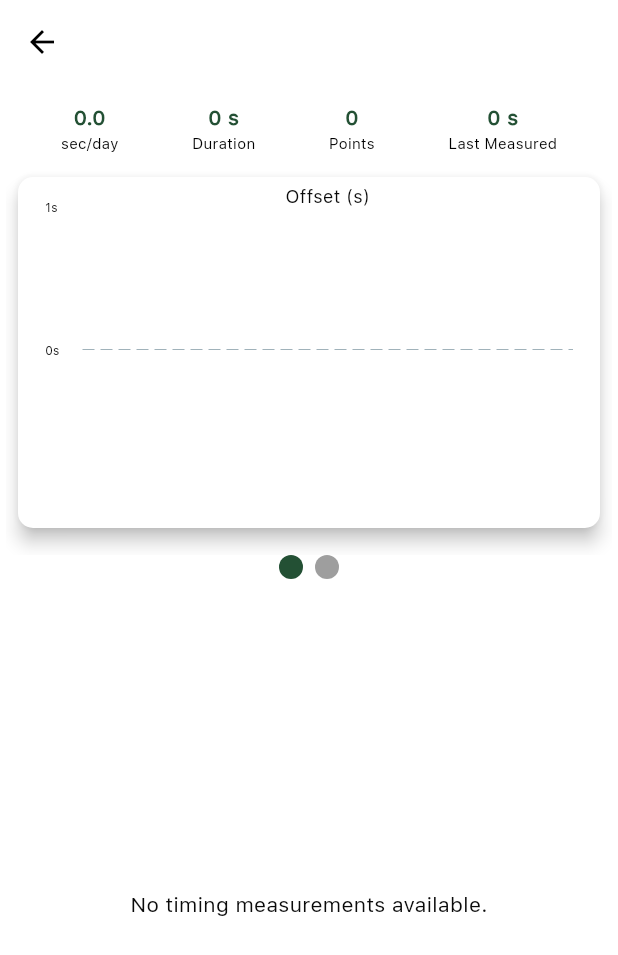
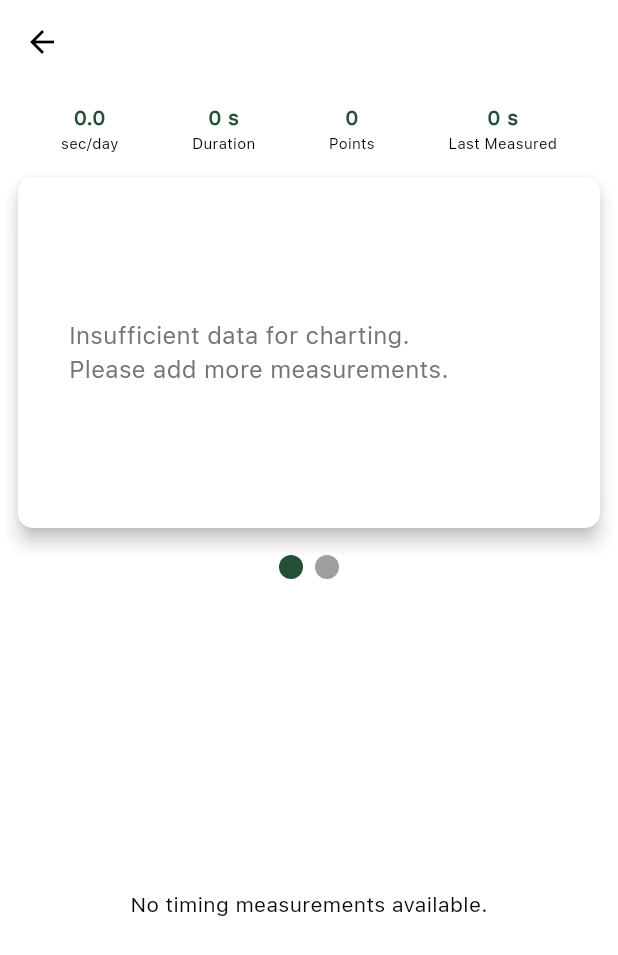
Before and after one commit to t-jayw/ChronoLog, a Flutter app: the TimingRunDetails screen opened directly with empty values, on a phone screen of 412 x 824 dp. Shown: the top 955 px of the screen. Run offline on Flutter 3.47's test engine with Material 3 defaults, Android fonts, the light colour scheme and no system bars; drawn by our look-alikes of fl_chart, smooth_page_indicator; our stand-ins replace auto_size_text, csv, file_picker, flutter_dotenv, flutter_image_compress, flutter_riverpod and 8 more; missing offline and left inert: dart:ffi, exif, posthog_flutter, purchases_flutter, ulid; accounts and stored records are empty.

Commit message:
finalizing some tweaks

```diff
--- a/lib/components/graphs/custom_line_chart.dart
+++ b/lib/components/graphs/custom_line_chart.dart
@@ -1,4 +1,5 @@
 import 'package:chronolog/components/graphs/offset_custom_line_chart.dart';
+import 'package:chronolog/data_helpers.dart/linear_regression.dart';
 import 'package:flutter/material.dart';
 import 'package:fl_chart/fl_chart.dart';
 import 'dart:math';
@@ -22,47 +23,75 @@ class CustomLineChart extends StatelessWidget {
 
   @override
   Widget build(BuildContext context) {
+    if (spots.length < 2) {
+      // Not enough data to create a meaningful chart
+      return Center(
+        child: Padding(
+          padding: const EdgeInsets.all(16.0),
+          child: Text(
+            "Insufficient data for charting.\nPlease add more measurements.",
+            textAlign: TextAlign.left,
+            style: TextStyle(fontSize: 16, color: Colors.grey[600]),
+          ),
+        ),
+      );
+    }
+
     double minY = spots.isEmpty ? -1 : spots.map((e) => e.y).reduce(min) - .5;
     double maxY = spots.isEmpty ? 1 : spots.map((e) => e.y).reduce(max) + .5;
     double minX = spots.isEmpty ? 0 : spots.map((e) => e.x).reduce(min);
     double maxX = spots.isEmpty ? 0 : spots.map((e) => e.x).reduce(max);
 
+    // Calculate intervals based on time range
+    double totalTime = maxX - minX;
+    double intervalX = totalTime / 5; // aim for 5 intervals
+
     // Calculate the slope and y-intercept for the average rate line
-    double slope = 0;
-    double yIntercept = 0;
-    if (spots.length > 1) {
+    // double slope = 0;
+    // double yIntercept = 0;
+    // if (spots.length > 1) {
+    //   double firstY = spots.first.y;
+    //   double lastY = spots.last.y;
+    //   double firstX = spots.first.x;
+    //   double lastX = spots.last.x;
+    //   slope = (lastY - firstY) / (lastX - firstX);
+    //   yIntercept = firstY - slope * firstX;
+    // }
+
+    // List<FlSpot> averageRateLineSpots = [
+    //   FlSpot(minX, minX * slope + yIntercept),
+    //   FlSpot(maxX, maxX * slope + yIntercept),
+    // ];
+
+    final xData = spots.map((e) => e.x).toList();
+    final yData = spots.map((e) => e.y).toList();
+
+    final slope = calculateSlope(xData, yData);
+    final intercept = calculateIntercept(slope, xData, yData);
+
+    final lineSpots = [
+      FlSpot(minX, yData.last),
+      FlSpot(maxX, slope * maxX + intercept),
+    ];
+
+    // Calculate the average rate of change for horizontal line
+    double averageRateOfChange = 0;
+    if (spots.length >= 2) {
       double firstY = spots.first.y;
       double lastY = spots.last.y;
       double firstX = spots.first.x;
       double lastX = spots.last.x;
-      slope = (lastY - firstY) / (lastX - firstX);
-      yIntercept = firstY - slope * firstX;
+      averageRateOfChange = -1 * ((lastY - firstY) / (lastX - firstX));
+      print(averageRateOfChange);
     }
 
-    List<FlSpot> averageRateLineSpots = [
-      FlSpot(minX, minX * slope + yIntercept),
-      FlSpot(maxX, maxX * slope + yIntercept),
-    ];
-
-    // Calculate the average rate of change for horizontal line
-    double averageRateOfChange = 0;
-    if (spots.length > 2) {
-      double firstY = spots[1].y;
-      double lastY = spots.last.y;
-      double firstX = spots[1].x;
-      double lastX = spots.last.x;
-      averageRateOfChange = -1 * (lastY - firstY) / (lastX - firstX);
-
-    }
     // Horizontal line at the average rate of change per day
     List<FlSpot> rateOfChangeLineSpots = [
-      FlSpot(minX, averageRateOfChange * 86400000),
-      FlSpot(maxX, averageRateOfChange * 86400000),
+      FlSpot(minX, slope * 86400000),
+      FlSpot(maxX, slope * 86400000),
+      // FlSpot(minX, averageRateOfChange*86400000),
+      // FlSpot(maxX, averageRateOfChange*86400000),
     ];
-
-    // Calculate intervals based on time range
-    double totalTime = maxX - minX;
-    double intervalX = totalTime / 5; // aim for 5 intervals
 
     // Define formatter based on the total duration
     String formatTimeInterval(double time) {
@@ -92,35 +121,33 @@ class CustomLineChart extends StatelessWidget {
                 // TODO : Utilize touch event here to perform any operation
               },
               touchTooltipData: LineTouchTooltipData(
-                tooltipBgColor: Theme.of(context).colorScheme.secondary,
+                tooltipBgColor: Theme.of(context).colorScheme.tertiary,
                 tooltipRoundedRadius: 3.0,
                 showOnTopOfTheChartBoxArea: true,
                 fitInsideHorizontally: true,
-                tooltipMargin: 0,
-                tooltipPadding: const EdgeInsets.fromLTRB(0.0, 0.0, 0.0, 0.0),
+                fitInsideVertically: true,
+                tooltipMargin: 1,
+                tooltipPadding: const EdgeInsets.fromLTRB(1.0, 0.0, 1.0, 0.0),
                 tooltipBorder: BorderSide(color: Colors.black),
                 getTooltipItems: (List<LineBarSpot> touchedSpots) {
                   return touchedSpots.map((LineBarSpot touchedSpot) {
-                    final TextStyle textStyle = const TextStyle(
+                    final TextStyle textStyle = TextStyle(
                       fontSize: 12,
                       fontWeight: FontWeight.w700,
+                      color: Theme.of(context).colorScheme.inversePrimary,
                     );
 
-                    // Check if the current touched spot belongs to the actual data line (index 1)
-                    if (touchedSpot.barIndex == 1) {
-                      // Check if the current touched spot is the highest spot in the list of touched spots
-                      if (touchedSpot ==
-                          touchedSpots.reduce(
-                              (curr, next) => curr.y > next.y ? curr : next)) {
-                        return LineTooltipItem(
-                          '${spots[touchedSpot.spotIndex].tag}',
-                          textStyle,
-                        );
-                      }
+                    if (touchedSpot.barIndex == 0) {
+                      return LineTooltipItem(
+                        '${spots[touchedSpot.spotIndex].tag}',
+                        textStyle,
+                      );
+                    }
+                    else {
+
                     }
 
                     // If the current touched spot isn't the highest or doesn't belong to actual data line, don't display any tooltip
-                    return null;
                   }).toList();
                 },
               ),
@@ -141,9 +168,7 @@ class CustomLineChart extends StatelessWidget {
           lineBarsData: [
             LineChartBarData(
               spots: spots,
-              isCurved: true,
-              curveSmoothness: .15,
-              preventCurveOverShooting: true,
+              isCurved: false,
               color: Colors.orangeAccent,
               gradient: const LinearGradient(
                 begin: Alignment.topCenter,
@@ -177,7 +202,7 @@ class CustomLineChart extends StatelessWidget {
             ),
             if (showSlope)
               LineChartBarData(
-                spots: averageRateLineSpots,
+                spots: lineSpots,
                 isCurved: false,
                 color: Theme.of(context).colorScheme.tertiary,
                 barWidth: 2,
@@ -187,7 +212,7 @@ class CustomLineChart extends StatelessWidget {
               ),
             if (showAverageLine)
               LineChartBarData(
-                spots: rateOfChangeLineSpots,
+                spots: lineSpots,
                 isCurved: false,
                 color: Theme.of(context).colorScheme.tertiary,
                 barWidth: 2,
@@ -208,7 +233,7 @@ class CustomLineChart extends StatelessWidget {
                 showTitles: true,
                 reservedSize: 25,
                 getTitlesWidget: (value, meta) {
-                  if (value == minY) return const SizedBox.shrink();
+                  if (value == 0) return const SizedBox.shrink();
                   return Text(
                     '${value.toStringAsFixed(0)}s',
                     style: TextStyle(
@@ -222,10 +247,11 @@ class CustomLineChart extends StatelessWidget {
             ),
             bottomTitles: AxisTitles(
               sideTitles: SideTitles(
-                reservedSize: 20,
+                reservedSize: 15,
                 showTitles: true,
                 getTitlesWidget: (value, meta) {
-                  if (value == minX) return const SizedBox.shrink();
+                  if (value == 0 || value == maxX)
+                    return const SizedBox.shrink();
                   return Text(
                     formatTimeInterval(value - minX),
                     style: TextStyle(
--- a/lib/components/share_content/share_modal_frame.dart
+++ b/lib/components/share_content/share_modal_frame.dart
@@ -54,7 +54,6 @@ class ShareModalFrame extends StatelessWidget {
         ],
       ),
       body: Container(
-        height: 450,
         child: Padding(
           padding: const EdgeInsets.all(8.0),
           child: Column(
--- a/lib/components/watch_details_stats.dart
+++ b/lib/components/watch_details_stats.dart
@@ -1,4 +1,3 @@
-import 'package:chronolog/components/share_content/share_content_stats.dart';
 import 'package:chronolog/data_helpers.dart/format_duration.dart';
 import 'package:chronolog/data_helpers.dart/timepiece_aggregate_stats.dart';
 import 'package:flutter/material.dart';
--- a/lib/data_helpers.dart/timing_run_parser.dart
+++ b/lib/data_helpers.dart/timing_run_parser.dart
@@ -125,15 +125,15 @@ class TimingRunStatistics {
   ];
 
   bool isCoscCompliant() {
-    return standards.firstWhere((standard) => standard.name == 'COSC').isCompliant(secondsPerDayForRun);
+    return totalMeasurements >= 2 && standards.firstWhere((standard) => standard.name == 'COSC').isCompliant(secondsPerDayForRun);
   }
 
   bool isMetasCompliant() {
-    return standards.firstWhere((standard) => standard.name == 'METAS').isCompliant(secondsPerDayForRun);
+    return totalMeasurements >= 2 && standards.firstWhere((standard) => standard.name == 'METAS').isCompliant(secondsPerDayForRun);
   }
 
   bool isSuperlativeChronometer() {
-    return standards.firstWhere((standard) => standard.name == 'Superlative Chronometer').isCompliant(secondsPerDayForRun);
+    return totalMeasurements >= 2 && standards.firstWhere((standard) => standard.name == 'Superlative Chronometer').isCompliant(secondsPerDayForRun);
   }
 
   List<String> checkCompliance() {
--- a/lib/screens/info_page_screen.dart
+++ b/lib/screens/info_page_screen.dart
@@ -59,7 +59,7 @@ void sendMailWithFeedback() async {
 class InfoPage extends ConsumerWidget {
   InfoPage({Key? key}) : super(key: key);
 
-  final String versionNumber = "1.5.0";
+  final String versionNumber = "1.5.1";
   // replace with actual value
 
   final DatabaseHelper _db = DatabaseHelper();
@@ -228,7 +228,7 @@ class InfoPage extends ConsumerWidget {
                   child: Text(
                     'Made with ⛰️ in Boulder, CO',
                     style: TextStyle(
-                      fontSize: 14,
+                      fontSize: 12,
                       color: Theme.of(context).colorScheme.onSurface,
                     ),
                   ),
@@ -238,7 +238,7 @@ class InfoPage extends ConsumerWidget {
                   child: Text(
                     '© 2024 Tyler Wood',
                     style: TextStyle(
-                      fontSize: 12,
+                      fontSize: 10,
                       color: Theme.of(context).colorScheme.onSurface,
                     ),
                   ),
--- a/lib/screens/tabs.dart
+++ b/lib/screens/tabs.dart
@@ -54,7 +54,7 @@ class _TabsScreenState extends ConsumerState<TabsScreen> {
     showDialog(
       context: context,
       builder: (BuildContext context) {
-        return PremiumNeededDialog(primaryText: "Free version limited to 3 timepieces",);
+        return PremiumNeededDialog(primaryText: "Free version limited to 2 timepieces",);
       },
     );
   }
@@ -85,7 +85,7 @@ class _TabsScreenState extends ConsumerState<TabsScreen> {
                 bool? isPremiumActivated = prefs.getBool('isPremiumActive');
                 int numWatches = timepieces.length;
 
-                if (isPremiumActivated != true && numWatches >= 3) {
+                if (isPremiumActivated != true && numWatches >= 2) {
                   Posthog().capture(
                     eventName: 'paywall',
                     properties: {
--- a/pubspec.yaml
+++ b/pubspec.yaml
@@ -16,7 +16,7 @@ publish_to: 'none' # Remove this line if you wish to publish to pub.dev
 # https://developer.apple.com/library/archive/documentation/General/Reference/InfoPlistKeyReference/Articles/CoreFoundationKeys.html
 # In Windows, build-name is used as the major, minor, and patch parts
 # of the product and file versions while build-number is used as the build suffix.
-version: 1.5.0+1
+version: 1.5.1+1
 
 environment:
   sdk: '>=3.0.1 <4.0.0'
```
Also changed, not shown: lib/components/ads/footer_banner_ad.dart (+19 -11 lines), lib/components/graphs/rate_custom_line_chart.dart (+6 -5 lines), lib/components/new_timepiece_display.dart (+4 -4 lines), lib/components/share_content/share_modal_content.dart (+15 -31 lines), lib/components/timing_run_component.dart (+25 -1 lines), lib/components/timing_runs_container.dart (+4 -3 lines), lib/main.dart (+5 -30 lines), lib/screens/watch_details_screen.dart (+11 -2 lines).
